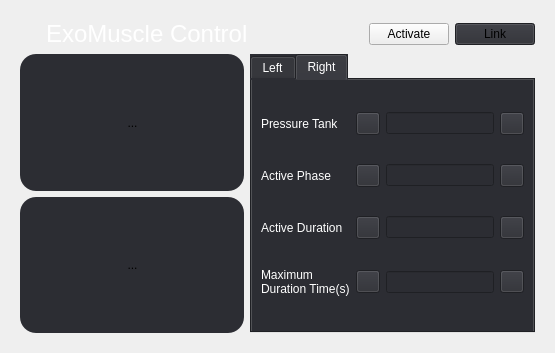
Before: the Qt Designer form ui/exo_ctl.ui in abi2501/exocan, drawn with Qt 5.
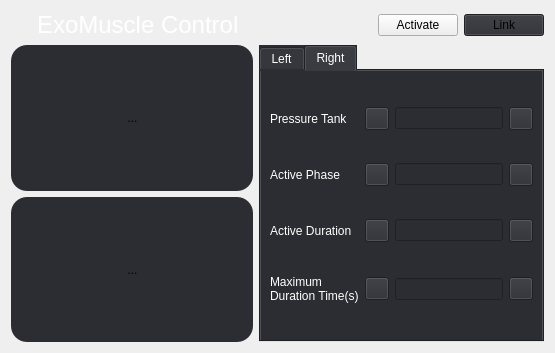
After: the same form once the commit is applied. Icons and pictures are not drawn.

```diff
--- a/ui/exo_ctl.ui
+++ b/ui/exo_ctl.ui
@@ -17,9 +17,33 @@
    <string notr="true"/>
   </property>
   <layout class="QVBoxLayout" name="verticalLayout_2">
+   <property name="leftMargin">
+    <number>0</number>
+   </property>
+   <property name="topMargin">
+    <number>0</number>
+   </property>
+   <property name="rightMargin">
+    <number>0</number>
+   </property>
+   <property name="bottomMargin">
+    <number>0</number>
+   </property>
    <item>
     <widget class="QWidget" name="treadmill_ctl_wid" native="true">
      <layout class="QVBoxLayout" name="verticalLayout_3">
+      <property name="leftMargin">
+       <number>11</number>
+      </property>
+      <property name="topMargin">
+       <number>11</number>
+      </property>
+      <property name="rightMargin">
+       <number>11</number>
+      </property>
+      <property name="bottomMargin">
+       <number>11</number>
+      </property>
       <item>
        <layout class="QHBoxLayout" name="horizontalLayout_3">
         <item>
```
Left out of the diff: 2 changed lines with no effect on the pictures.
